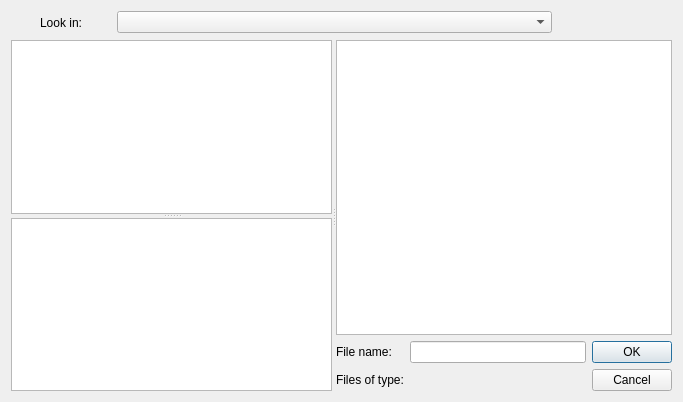
aashish24/pvfiledialog, file pvFileDialog.ui: the form before one commit.
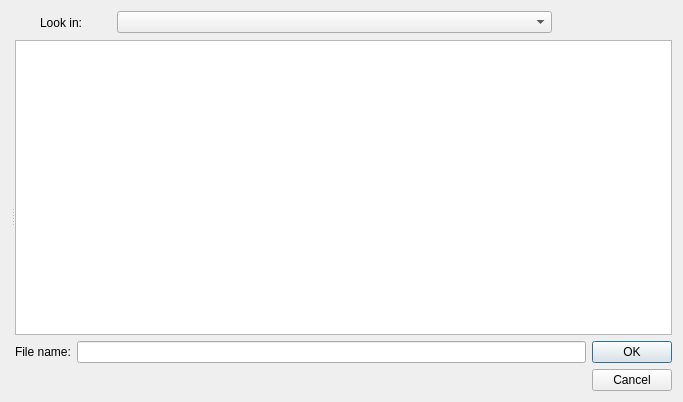
The form after the commit.

Commit message: Simplified the file dialog

Patch:
```diff
--- a/pvFileDialog.ui
+++ b/pvFileDialog.ui
@@ -129,36 +129,8 @@
       <property name="orientation">
        <enum>Qt::Vertical</enum>
       </property>
-      <widget class="QListView" name="Favorites">
-       <property name="sizePolicy">
-        <sizepolicy hsizetype="Preferred" vsizetype="Expanding">
-         <horstretch>1</horstretch>
-         <verstretch>0</verstretch>
-        </sizepolicy>
-       </property>
-       <property name="minimumSize">
-        <size>
-         <width>100</width>
-         <height>0</height>
-        </size>
-       </property>
-      </widget>
-      <widget class="QListView" name="Recent">
-       <property name="sizePolicy">
-        <sizepolicy hsizetype="Preferred" vsizetype="Expanding">
-         <horstretch>1</horstretch>
-         <verstretch>0</verstretch>
-        </sizepolicy>
-       </property>
-       <property name="minimumSize">
-        <size>
-         <width>100</width>
-         <height>0</height>
-        </size>
-       </property>
-      </widget>
      </widget>
-     <widget class="QWidget" name="">
+     <widget class="QWidget" name="layoutWidget">
       <layout class="QVBoxLayout" name="verticalLayout">
        <item>
         <widget class="QTreeView" name="Files">
@@ -195,13 +167,6 @@
            </property>
           </widget>
          </item>
-         <item row="1" column="0">
-          <widget class="QLabel" name="label">
-           <property name="text">
-            <string>Files of type:</string>
-           </property>
-          </widget>
-         </item>
          <item row="1" column="2">
           <widget class="QPushButton" name="Cancel">
            <property name="text">
```
Left out of the diff: 2 changed lines with no effect on the pictures.
